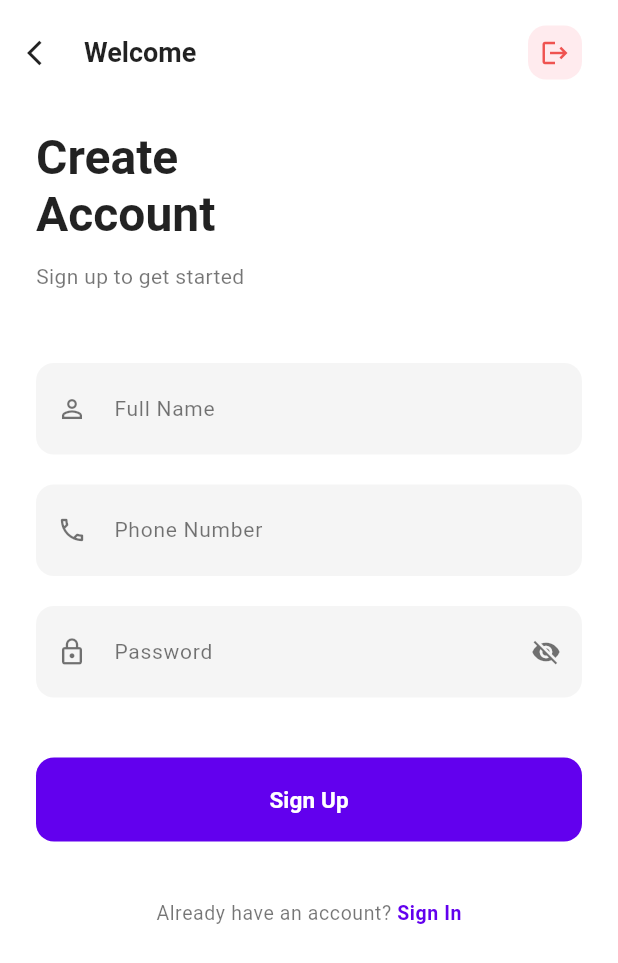
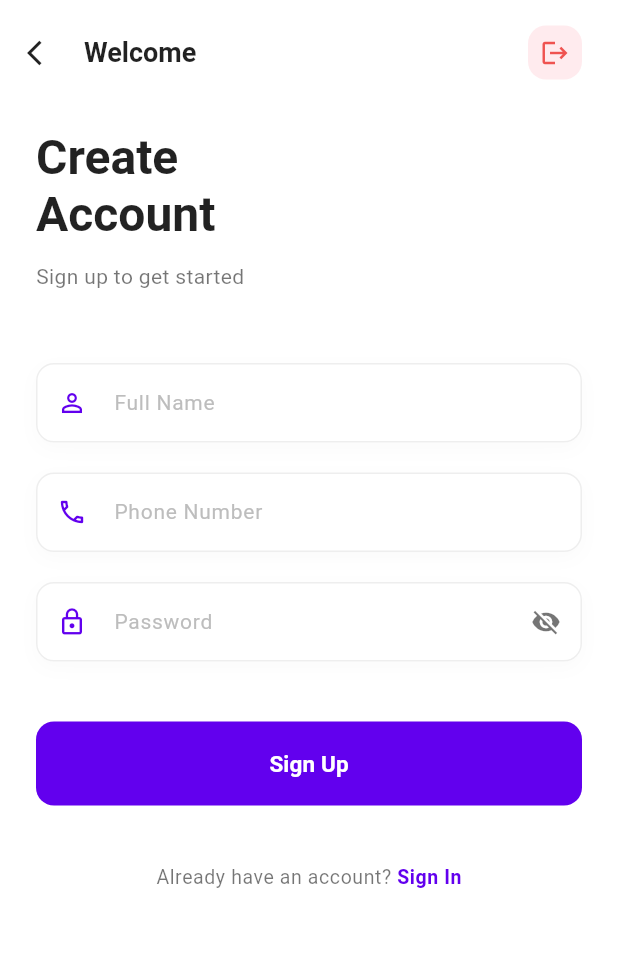
Before and after one commit to AsifMostafiz1/home_expense_tracker, a Flutter app: the screen it shows after launch, after a tap on an icon or button, on a phone screen of 412 x 824 dp. Shown: the top 963 px of the screen. Run offline on Flutter 3.47's test engine with Material 3 defaults, Android fonts, the phone set to English and light mode, and no system bars; our stand-ins replace cloud_firestore, firebase_core, get, shared_preferences, table_calendar; accounts and stored records are empty.

Commit message:
Featured added

```diff
--- a/lib/common/widgets/custom_app_bar.dart
+++ b/lib/common/widgets/custom_app_bar.dart
@@ -3,6 +3,7 @@ import 'package:get/get.dart';
 import 'package:shared_preferences/shared_preferences.dart';
 import 'package:demo_project/utils/app_constant.dart';
 import 'package:demo_project/presentation/auth/view/sign_in_screen.dart';
+import 'package:demo_project/presentation/auth/binding/auth_binding.dart';
 
 class CustomAppBar extends StatefulWidget implements PreferredSizeWidget {
   final String? title;
@@ -34,7 +35,8 @@ class CustomAppBar extends StatefulWidget implements PreferredSizeWidget {
   State<CustomAppBar> createState() => _CustomAppBarState();
 
   @override
-  Size get preferredSize => Size.fromHeight(70 + (bottom?.preferredSize.height ?? 0));
+  Size get preferredSize =>
+      Size.fromHeight(70 + (bottom?.preferredSize.height ?? 0));
 }
 
 class _CustomAppBarState extends State<CustomAppBar> {
@@ -71,8 +73,9 @@ class _CustomAppBarState extends State<CustomAppBar> {
   Future<void> _logout() async {
     SharedPreferences prefs = await SharedPreferences.getInstance();
     await prefs.clear(); // Clear all user data
-    Get.deleteAll(force: true); // Remove all active controllers (Meal, Dashboard, etc.)
-    Get.offAll(() => const SignInScreen());
+    Get.deleteAll(
+        force: true); // Remove all active controllers (Meal, Dashboard, etc.)
+    Get.offAll(() => const SignInScreen(), binding: AuthBinding());
   }
 
   @override
@@ -87,7 +90,8 @@ class _CustomAppBarState extends State<CustomAppBar> {
       toolbarHeight: 70,
       titleSpacing: canPop ? 0 : 16,
       leadingWidth: canPop ? 56 : 70,
-      leading: widget.leading ?? (canPop
+      leading: widget.leading ??
+          (canPop
               ? IconButton(
                   icon: const Icon(Icons.arrow_back_ios, size: 20),
                   onPressed: () => Get.back(),
@@ -97,11 +101,14 @@ class _CustomAppBarState extends State<CustomAppBar> {
                     margin: const EdgeInsets.only(left: 16),
                     child: CircleAvatar(
                       radius: 22,
-                      backgroundColor: Theme.of(context).colorScheme.primaryContainer,
+                      backgroundColor:
+                          Theme.of(context).colorScheme.primaryContainer,
                       child: Text(
-                        getAvatarText(userName.isNotEmpty ? userName : (widget.title ?? 'User')),
-                        style: TextStyle(
-                          color: Theme.of(context).colorScheme.primary,
+                        getAvatarText(userName.isNotEmpty
+                            ? userName
+                            : (widget.title ?? 'User')),
+                        style: const TextStyle(
+                          color: Colors.white,
                           fontWeight: FontWeight.bold,
                           fontSize: 16,
                         ),
@@ -127,7 +134,8 @@ class _CustomAppBarState extends State<CustomAppBar> {
                   userPhone,
                   style: TextStyle(
                     fontSize: 13,
-                    color: widget.foregroundColor?.withOpacity(0.6) ?? Colors.black54,
+                    color: widget.foregroundColor?.withOpacity(0.6) ??
+                        Colors.black54,
                     fontWeight: FontWeight.normal,
                   ),
                 ),
@@ -145,14 +153,16 @@ class _CustomAppBarState extends State<CustomAppBar> {
                     color: Colors.red.shade50,
                     borderRadius: BorderRadius.circular(12),
                   ),
-                  child: Icon(Icons.logout, color: Colors.red.shade400, size: 20),
+                  child:
+                      Icon(Icons.logout, color: Colors.red.shade400, size: 20),
                 ),
                 onPressed: () {
                   Get.dialog(
                     AlertDialog(
                       title: const Text('Logout'),
                       content: const Text('Are you sure you want to logout?'),
-                      shape: RoundedRectangleBorder(borderRadius: BorderRadius.circular(16)),
+                      shape: RoundedRectangleBorder(
+                          borderRadius: BorderRadius.circular(16)),
                       actions: [
                         TextButton(
                           onPressed: () => Get.back(),
--- /dev/null
+++ b/lib/common/widgets/custom_text_field.dart
@@ -0,0 +1,99 @@
+import 'package:flutter/material.dart';
+import 'package:flutter/services.dart';
+
+class CustomTextField extends StatelessWidget {
+  final TextEditingController controller;
+  final String hintText;
+  final IconData? prefixIcon;
+  final Widget? suffixIcon;
+  final bool obscureText;
+  final TextInputType keyboardType;
+  final int maxLines;
+  final String? errorText;
+  final List<TextInputFormatter>? inputFormatters;
+  final int? maxLength;
+  final void Function(String)? onChanged;
+
+  const CustomTextField({
+    super.key,
+    required this.controller,
+    required this.hintText,
+    this.prefixIcon,
+    this.suffixIcon,
+    this.obscureText = false,
+    this.keyboardType = TextInputType.text,
+    this.maxLines = 1,
+    this.errorText,
+    this.inputFormatters,
+    this.maxLength,
+    this.onChanged,
+  });
+
+  @override
+  Widget build(BuildContext context) {
+    return Column(
+      crossAxisAlignment: CrossAxisAlignment.start,
+      children: [
+        Container(
+          decoration: BoxDecoration(
+            color: Theme.of(context).scaffoldBackgroundColor,
+            borderRadius: BorderRadius.circular(12),
+            boxShadow: [
+              BoxShadow(
+                color: Colors.black.withOpacity(0.02),
+                blurRadius: 10,
+                offset: const Offset(0, 4),
+              ),
+            ],
+          ),
+          child: TextFormField(
+            controller: controller,
+            obscureText: obscureText,
+            keyboardType: keyboardType,
+            maxLines: maxLines,
+            maxLength: maxLength,
+            inputFormatters: inputFormatters,
+            onChanged: onChanged,
+            style: const TextStyle(fontSize: 14),
+            decoration: InputDecoration(
+              hintText: hintText,
+              hintStyle: TextStyle(color: Colors.grey.shade400, fontSize: 14),
+              prefixIcon: prefixIcon != null
+                  ? Icon(prefixIcon, size: 20, color: Theme.of(context).colorScheme.primary)
+                  : null,
+              suffixIcon: suffixIcon,
+              counterText: "",
+              filled: true,
+              fillColor: Theme.of(context).scaffoldBackgroundColor,
+              contentPadding: const EdgeInsets.symmetric(horizontal: 16, vertical: 16),
+              border: OutlineInputBorder(
+                borderRadius: BorderRadius.circular(12),
+                borderSide: BorderSide(color: Colors.grey.shade200),
+              ),
+              enabledBorder: OutlineInputBorder(
+                borderRadius: BorderRadius.circular(12),
+                borderSide: BorderSide(color: Colors.grey.shade200),
+              ),
+              focusedBorder: OutlineInputBorder(
+                borderRadius: BorderRadius.circular(12),
+                borderSide: BorderSide(color: Theme.of(context).colorScheme.primary, width: 1.5),
+              ),
+              errorBorder: OutlineInputBorder(
+                borderRadius: BorderRadius.circular(12),
+                borderSide: const BorderSide(color: Colors.red, width: 1),
+              ),
+            ),
+          ),
+        ),
+        if (errorText != null)
+          Padding(
+            padding: const EdgeInsets.only(top: 6, left: 4),
+            child: Text(
+              errorText!,
+              style: const TextStyle(color: Colors.red, fontSize: 12),
+            ),
+          ),
+      ],
+    );
+  }
+}
--- a/lib/presentation/auth/view/sign_in_screen.dart
+++ b/lib/presentation/auth/view/sign_in_screen.dart
@@ -1,6 +1,7 @@
 import 'package:flutter/material.dart';
 import 'package:get/get.dart';
 import '../controller/auth_controller.dart';
+import '../../../common/widgets/custom_text_field.dart';
 import 'sign_up_screen.dart';
 import '../binding/auth_binding.dart';
 
@@ -28,33 +29,25 @@ class SignInScreen extends GetView<AuthController> {
                 style: Theme.of(context).textTheme.bodyMedium,
               ),
               const SizedBox(height: 60),
-              TextFormField(
+              CustomTextField(
                 controller: controller.phoneController,
+                hintText: 'Phone Number',
+                prefixIcon: Icons.phone_outlined,
                 keyboardType: TextInputType.phone,
-                style: const TextStyle(fontSize: 14),
-                decoration: const InputDecoration(
-                  hintText: 'Phone Number',
-                  prefixIcon: Icon(Icons.phone_outlined, size: 20),
-                ),
               ),
               const SizedBox(height: 20),
               GetBuilder<AuthController>(
-                builder: (controller) => TextFormField(
+                builder: (controller) => CustomTextField(
                   controller: controller.passwordController,
+                  hintText: 'Password',
+                  prefixIcon: Icons.lock_outline,
                   obscureText: !controller.isPasswordVisible,
-                  style: const TextStyle(fontSize: 14),
-                  decoration: InputDecoration(
-                    hintText: 'Password',
-                    prefixIcon: const Icon(Icons.lock_outline, size: 20),
-                    suffixIcon: IconButton(
-                      icon: Icon(
-                        controller.isPasswordVisible
-                            ? Icons.visibility
-                            : Icons.visibility_off,
-                        size: 20,
-                      ),
-                      onPressed: controller.togglePasswordVisibility,
+                  suffixIcon: IconButton(
+                    icon: Icon(
+                      controller.isPasswordVisible ? Icons.visibility : Icons.visibility_off,
+                      size: 20,
                     ),
+                    onPressed: controller.togglePasswordVisibility,
                   ),
                 ),
               ),
--- a/lib/presentation/auth/view/sign_up_screen.dart
+++ b/lib/presentation/auth/view/sign_up_screen.dart
@@ -2,6 +2,7 @@ import 'package:flutter/material.dart';
 import 'package:get/get.dart';
 import 'package:flutter/services.dart';
 import '../../../common/widgets/custom_app_bar.dart';
+import '../../../common/widgets/custom_text_field.dart';
 import '../controller/auth_controller.dart';
 
 class SignUpScreen extends GetView<AuthController> {
@@ -28,45 +29,35 @@ class SignUpScreen extends GetView<AuthController> {
                 style: Theme.of(context).textTheme.bodyMedium,
               ),
               const SizedBox(height: 48),
-              TextFormField(
+              CustomTextField(
                 controller: controller.nameController,
-                style: const TextStyle(fontSize: 14),
-                decoration: const InputDecoration(
                 hintText: 'Full Name',
-                  prefixIcon: Icon(Icons.person_outline, size: 20),
-                ),
+                prefixIcon: Icons.person_outline,
               ),
               const SizedBox(height: 20),
-              TextFormField(
+              CustomTextField(
                 controller: controller.phoneController,
+                hintText: 'Phone Number',
+                prefixIcon: Icons.phone_outlined,
                 keyboardType: TextInputType.phone,
                 maxLength: 11,
                 inputFormatters: [
                   FilteringTextInputFormatter.digitsOnly,
                 ],
-                style: const TextStyle(fontSize: 14),
-                decoration: const InputDecoration(
-                  hintText: 'Phone Number',
-                  counterText: "",
-                  prefixIcon: Icon(Icons.phone_outlined, size: 20),
-                ),
               ),
               const SizedBox(height: 20),
               GetBuilder<AuthController>(
-                builder: (controller) => TextFormField(
+                builder: (controller) => CustomTextField(
                   controller: controller.passwordController,
+                  hintText: 'Password',
+                  prefixIcon: Icons.lock_outline,
                   obscureText: !controller.isPasswordVisible,
-                  style: const TextStyle(fontSize: 14),
-                  decoration: InputDecoration(
-                    hintText: 'Password',
-                    prefixIcon: const Icon(Icons.lock_outline, size: 20),
                   suffixIcon: IconButton(
                     icon: Icon(
                       controller.isPasswordVisible ? Icons.visibility : Icons.visibility_off,
                       size: 20,
                     ),
                     onPressed: controller.togglePasswordVisibility,
-                    ),
                   ),
                 ),
               ),
--- a/lib/presentation/meal/repository/meal_repository.dart
+++ b/lib/presentation/meal/repository/meal_repository.dart
@@ -6,5 +6,5 @@ abstract class MealRepository {
   Future<void> addBulkMeal(String userName, String userPhone, DateTime date);
   Future<void> updateMeal(String userName, String userPhone, DateTime date, int count);
   Future<void> updateShoppingList(String text);
-  Future<String?> fetchShoppingList();
+  Future<Map<String, dynamic>?> fetchShoppingList();
 }
--- a/lib/presentation/meal/repository/meal_repository_impl.dart
+++ b/lib/presentation/meal/repository/meal_repository_impl.dart
@@ -154,13 +154,13 @@ class MealRepositoryImpl implements MealRepository {
   }
 
   @override
-  Future<String?> fetchShoppingList() async {
+  Future<Map<String, dynamic>?> fetchShoppingList() async {
     DocumentSnapshot doc = await FirebaseFirestore.instance
         .collection(AppConstant.collectionConfig)
         .doc('shopping_list')
         .get();
     if (doc.exists) {
-      return (doc.data() as Map<String, dynamic>)['text'] as String?;
+      return doc.data() as Map<String, dynamic>?;
     }
     return null;
   }
```
Also changed, not shown: lib/presentation/expense/widgets/expense_bottom_sheet.dart (+9 -33 lines), lib/presentation/meal/controller/meal_controller.dart (+15 -1 lines), lib/presentation/meal/view/meal_screen.dart (+127 -66 lines). Lines whose indentation alone changed are shown as unchanged.
